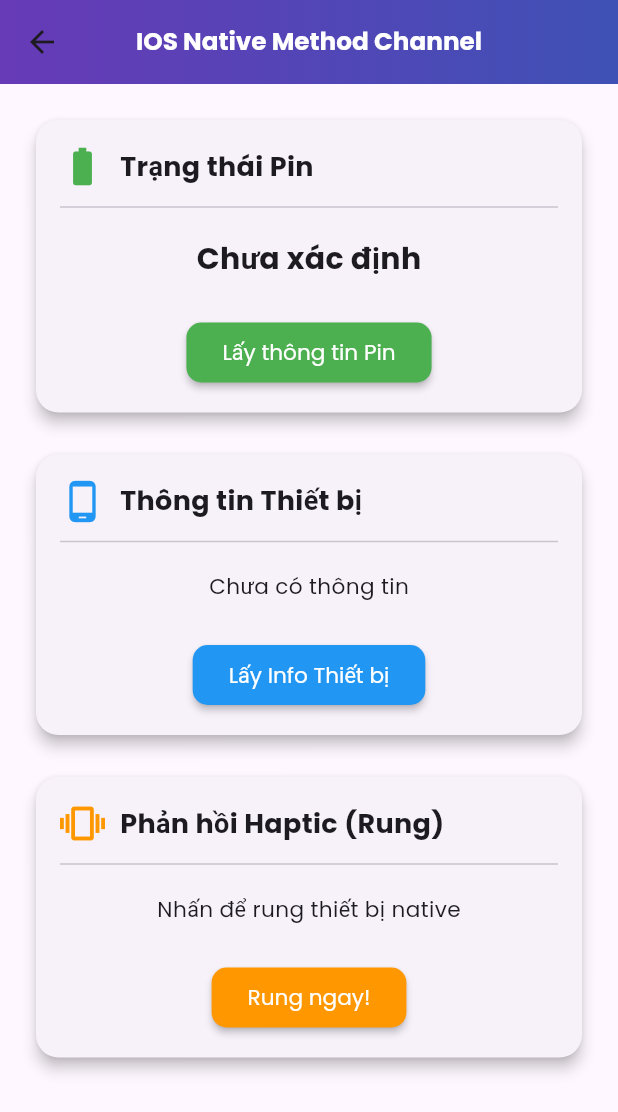
After one commit to NgTrHung27/flutter_core, a Flutter app: the NativeIosPage screen opened directly, on a phone screen of 412 x 824 dp. The commit adds this screen. Shown: the top 1112 px of the screen. Run offline on Flutter 3.47's test engine with Material 3 defaults, Android fonts, the phone set to English and light mode, and no system bars; our stand-ins replace dio, easy_localization, equatable, firebase_core, flutter_bloc, flutter_screenutil and 9 more; accounts and stored records are empty; generated files the repository leaves out were written again.

Commit message:
[Native/IOS] Method Channel IOS-Swift: Battery,Info Device & Vibrate Phone

```diff
--- a/lib/core/routes/app_route_conf.dart
+++ b/lib/core/routes/app_route_conf.dart
@@ -1,3 +1,4 @@
+import 'package:flutter_core/features/home/presentation/pages/native_ios_page.dart';
 import 'package:go_router/go_router.dart';
 
 import '../../features/auth/presentation/login_page.dart';
@@ -70,6 +71,11 @@ class AppRouteConf {
             name: AppRoute.nativeAndroid.name,
             builder: (_, _) => const NativeAndroidPage(),
           ),
+          GoRoute(
+            path: AppRoute.nativeIos.path,
+            name: AppRoute.nativeIos.name,
+            builder: (_, _) => const NativeIosPage(),
+          ),
         ],
       ),
       GoRoute(
--- a/lib/core/routes/app_route_path.dart
+++ b/lib/core/routes/app_route_path.dart
@@ -12,7 +12,8 @@ enum AppRoute {
   repaintBoundary(path: "/repaint-boundary"),
   isolateDemo(path: "isolate-demo"),
   memoryLeak(path: "memory-leak"),
-  nativeAndroid(path: "native-android");
+  nativeAndroid(path: "native-android"),
+  nativeIos(path: "native-ios");
 
   final String path;
   const AppRoute({required this.path});
--- /dev/null
+++ b/lib/features/home/presentation/pages/native_ios_page.dart
@@ -0,0 +1,178 @@
+import 'package:flutter/material.dart';
+import '../../../../core/utils/native_ios_util.dart';
+
+class NativeIosPage extends StatefulWidget {
+  const NativeIosPage({super.key});
+
+  @override
+  State<NativeIosPage> createState() => _NativeIosPageState();
+}
+
+class _NativeIosPageState extends State<NativeIosPage> {
+  String _batteryLevel = 'Chưa xác định';
+  Map<String, String>? _deviceInfo;
+  bool _isLoadingBattery = false;
+  bool _isLoadingDevice = false;
+
+  Future<void> _getBatteryLevel() async {
+    setState(() => _isLoadingBattery = true);
+    final result = await NativeIosUtil.getBatteryLevel();
+    setState(() {
+      _batteryLevel = result;
+      _isLoadingBattery = false;
+    });
+  }
+
+  Future<void> _getDeviceInfo() async {
+    setState(() => _isLoadingDevice = true);
+    final result = await NativeIosUtil.getDeviceInfo();
+    setState(() {
+      _deviceInfo = result;
+      _isLoadingDevice = false;
+    });
+  }
+
+  Future<void> _vibrate() async {
+    await NativeIosUtil.vibrate(duration: 300);
+    if (mounted) {
+      ScaffoldMessenger.of(context).showSnackBar(
+        const SnackBar(
+          content: Text('Đã rung thiết bị!'),
+          duration: Duration(seconds: 1),
+        ),
+      );
+    }
+  }
+
+  @override
+  Widget build(BuildContext context) {
+    return Scaffold(
+      appBar: AppBar(
+        title: const Text('IOS Native Method Channel'),
+        flexibleSpace: Container(
+          decoration: const BoxDecoration(
+            gradient: LinearGradient(
+              colors: [Colors.deepPurple, Colors.indigo],
+            ),
+          ),
+        ),
+      ),
+      body: SingleChildScrollView(
+        child: Padding(
+          padding: const EdgeInsets.all(20.0),
+          child: Column(
+            crossAxisAlignment: CrossAxisAlignment.stretch,
+            children: [
+              _buildFeatureCard(
+                title: 'Trạng thái Pin',
+                icon: Icons.battery_std,
+                color: Colors.green,
+                isLoading: _isLoadingBattery,
+                content: Text(
+                  _batteryLevel,
+                  style: const TextStyle(
+                    fontSize: 20,
+                    fontWeight: FontWeight.bold,
+                  ),
+                ),
+                onPressed: _getBatteryLevel,
+                buttonLabel: 'Lấy thông tin Pin',
+              ),
+              const SizedBox(height: 20),
+              _buildFeatureCard(
+                title: 'Thông tin Thiết bị',
+                icon: Icons.phone_android,
+                color: Colors.blue,
+                isLoading: _isLoadingDevice,
+                content: _deviceInfo == null
+                    ? const Text('Chưa có thông tin')
+                    : Column(
+                        crossAxisAlignment: CrossAxisAlignment.start,
+                        children: _deviceInfo!.entries.map((e) {
+                          return Padding(
+                            padding: const EdgeInsets.symmetric(vertical: 2),
+                            child: Row(
+                              children: [
+                                Text(
+                                  '${e.key}: ',
+                                  style: const TextStyle(
+                                    fontWeight: FontWeight.bold,
+                                  ),
+                                ),
+                                Expanded(child: Text(e.value)),
+                              ],
+                            ),
+                          );
+                        }).toList(),
+                      ),
+                onPressed: _getDeviceInfo,
+                buttonLabel: 'Lấy Info Thiết bị',
+              ),
+              const SizedBox(height: 20),
+              _buildFeatureCard(
+                title: 'Phản hồi Haptic (Rung)',
+                icon: Icons.vibration,
+                color: Colors.orange,
+                content: const Text('Nhấn để rung thiết bị native'),
+                onPressed: _vibrate,
+                buttonLabel: 'Rung ngay!',
+              ),
+            ],
+          ),
+        ),
+      ),
+    );
+  }
+
+  Widget _buildFeatureCard({
+    required String title,
+    required IconData icon,
+    required Color color,
+    required Widget content,
+    required VoidCallback onPressed,
+    required String buttonLabel,
+    bool isLoading = false,
+  }) {
+    return Card(
+      elevation: 4,
+      shape: RoundedRectangleBorder(borderRadius: BorderRadius.circular(15)),
+      child: Padding(
+        padding: const EdgeInsets.all(16.0),
+        child: Column(
+          children: [
+            Row(
+              children: [
+                Icon(icon, color: color, size: 30),
+                const SizedBox(width: 10),
+                Text(
+                  title,
+                  style: const TextStyle(
+                    fontSize: 18,
+                    fontWeight: FontWeight.bold,
+                  ),
+                ),
+              ],
+            ),
+            const Divider(height: 24),
+            Padding(
+              padding: const EdgeInsets.symmetric(vertical: 8),
+              child: isLoading ? const CircularProgressIndicator() : content,
+            ),
+            const SizedBox(height: 16),
+            ElevatedButton(
+              onPressed: isLoading ? null : onPressed,
+              style: ElevatedButton.styleFrom(
+                backgroundColor: color,
+                foregroundColor: Colors.white,
+                shape: RoundedRectangleBorder(
+                  borderRadius: BorderRadius.circular(10),
+                ),
+              ),
+              child: Text(buttonLabel),
+            ),
+          ],
+        ),
+      ),
+    );
+  }
+}
```
Also changed, not shown: lib/core/utils/native_ios_util.dart (added, +41 -0 lines), lib/features/home/presentation/home_page.dart (+14 -0 lines), 1 other file.
